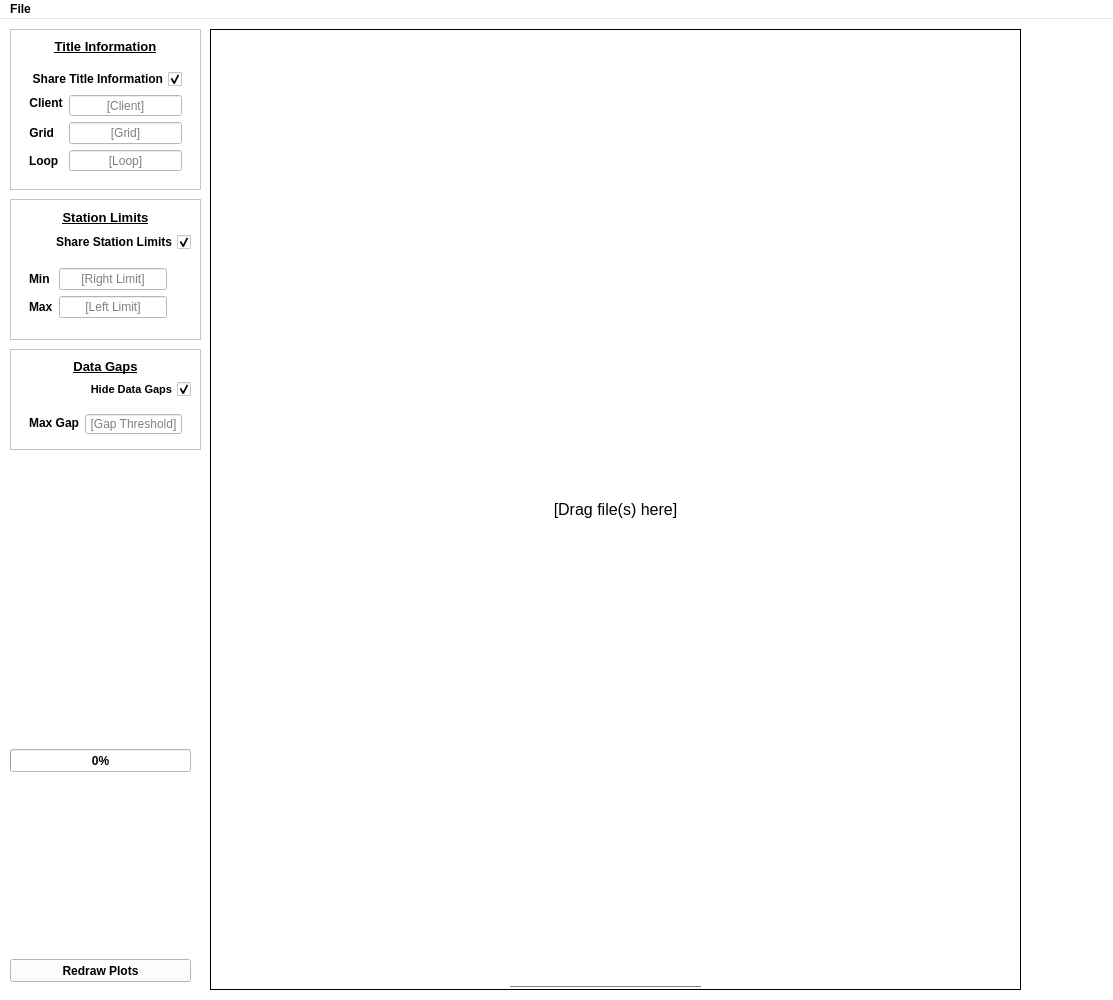
Eric-Meunier/Processor-Suite, file src/qt_ui/main_window.ui: the form before one commit.
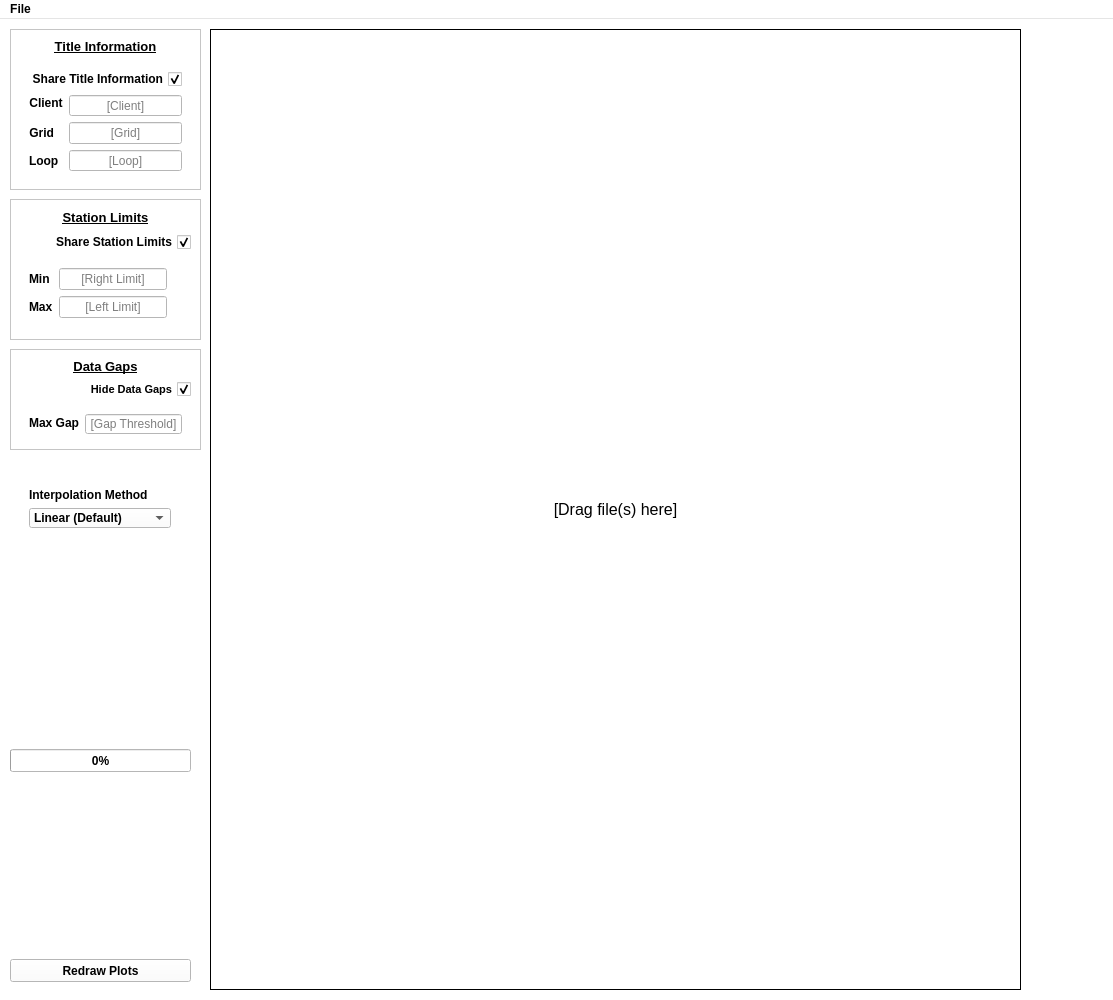
The form after the commit.

Commit message: Interp method combo box added.

Diff of the .ui file:
```diff
--- a/src/qt_ui/main_window.ui
+++ b/src/qt_ui/main_window.ui
@@ -1044,18 +1044,70 @@
      <number>0</number>
     </property>
    </widget>
-   <widget class="Line" name="line_3">
+   <widget class="QFrame" name="verticalFrame_InterpMethod">
     <property name="geometry">
      <rect>
-      <x>510</x>
-      <y>960</y>
-      <width>191</width>
-      <height>16</height>
+      <x>20</x>
+      <y>460</y>
+      <width>160</width>
+      <height>51</height>
      </rect>
     </property>
-    <property name="orientation">
-     <enum>Qt::Horizontal</enum>
+    <property name="sizePolicy">
+     <sizepolicy hsizetype="Preferred" vsizetype="Preferred">
+      <horstretch>0</horstretch>
+      <verstretch>0</verstretch>
+     </sizepolicy>
     </property>
+    <layout class="QVBoxLayout" name="verticalLayout">
+     <item>
+      <widget class="QLabel" name="label_InterpMethod">
+       <property name="sizePolicy">
+        <sizepolicy hsizetype="Preferred" vsizetype="Fixed">
+         <horstretch>0</horstretch>
+         <verstretch>0</verstretch>
+        </sizepolicy>
+       </property>
+       <property name="text">
+        <string>Interpolation Method</string>
+       </property>
+      </widget>
+     </item>
+     <item>
+      <widget class="QComboBox" name="comboBoxInterpMethod">
+       <property name="sizePolicy">
+        <sizepolicy hsizetype="Preferred" vsizetype="Fixed">
+         <horstretch>0</horstretch>
+         <verstretch>0</verstretch>
+        </sizepolicy>
+       </property>
+       <property name="minimumSize">
+        <size>
+         <width>0</width>
+         <height>20</height>
+        </size>
+       </property>
+       <property name="frame">
+        <bool>true</bool>
+       </property>
+       <item>
+        <property name="text">
+         <string>Linear (Default)</string>
+        </property>
+       </item>
+       <item>
+        <property name="text">
+         <string>Cubic</string>
+        </property>
+       </item>
+       <item>
+        <property name="text">
+         <string>Quadratic</string>
+        </property>
+       </item>
+      </widget>
+     </item>
+    </layout>
    </widget>
   </widget>
   <widget class="QMenuBar" name="menubar">
```
Left out of the diff: 8 changed lines with no effect on the pictures. The commit also changes 2 other files.
